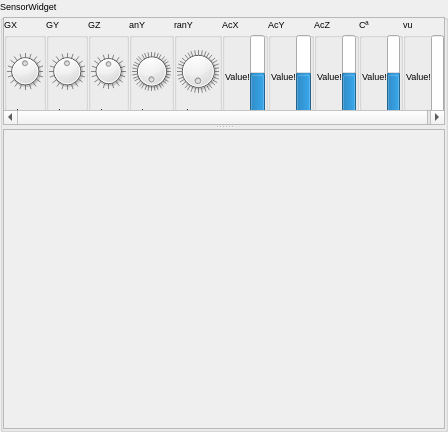
First picture: the form in Apps/LWControl/sensorswidget.ui, repository darkjavi/ws2812Wheels, before the edit.
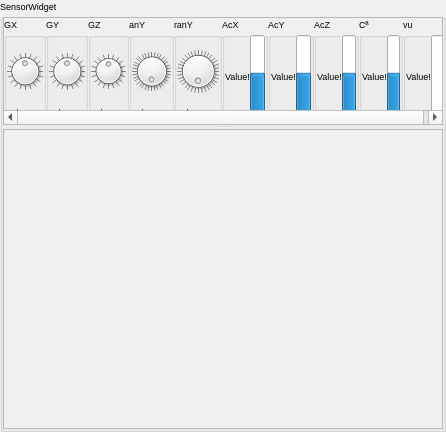
Second picture: the form after the edit.

Commit message: cambiar la ip por defecto del app

```diff
--- a/Apps/LWControl/sensorswidget.ui
+++ b/Apps/LWControl/sensorswidget.ui
@@ -6,7 +6,7 @@
    <rect>
     <x>0</x>
     <y>0</y>
-    <width>448</width>
+    <width>446</width>
     <height>432</height>
    </rect>
   </property>
@@ -63,8 +63,8 @@
         <rect>
          <x>0</x>
          <y>0</y>
-         <width>438</width>
-         <height>106</height>
+         <width>465</width>
+         <height>110</height>
         </rect>
        </property>
        <layout class="QHBoxLayout" name="horizontalLayout_7">
```
